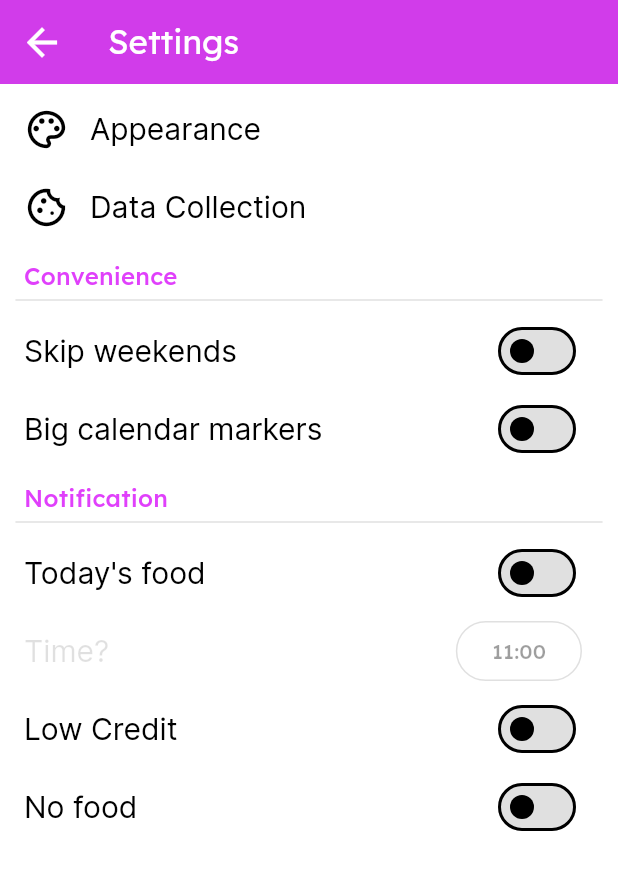
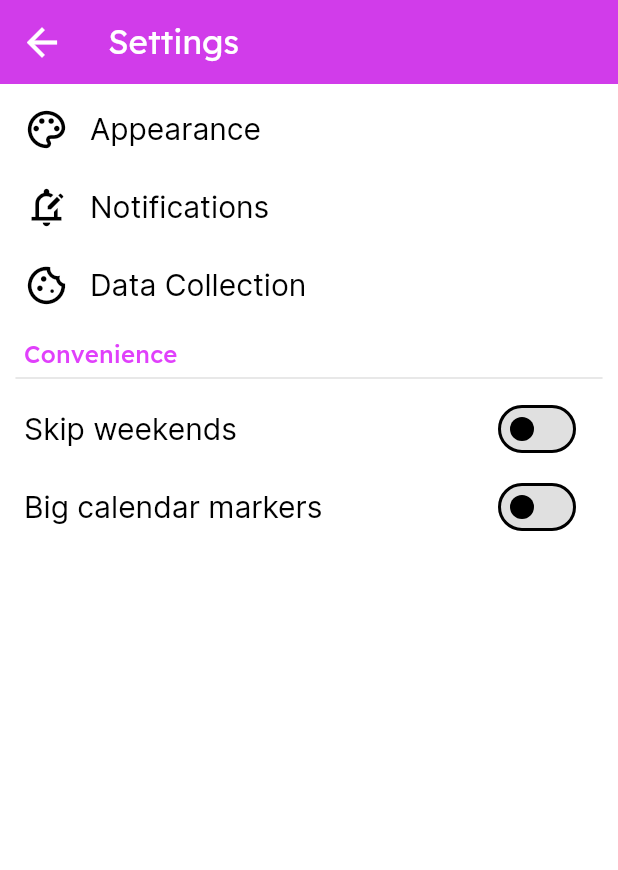
Before and after one commit to App-Elevate/AUT.aplikace-legacy, a Flutter app: the SettingsScreen screen opened directly, on a phone screen of 412 x 824 dp. Shown: the top 870 px of the screen. Run offline on Flutter 3.47's test engine with Material 3 defaults, Android fonts, the phone set to English and light mode, and no system bars; our stand-ins replace awesome_notifications, firebase_analytics, firebase_core, firebase_crashlytics, flutter_secure_storage, flutter_svg and 10 more; missing offline and left inert: background_fetch, canteenlib, enum_to_string, icons_flutter; accounts and stored records are empty; statements that could not run were skipped.

Commit message:
move notifications to own screen

```diff
--- a/lib/pages_new/settings.dart
+++ b/lib/pages_new/settings.dart
@@ -1,10 +1,10 @@
 import 'package:autojidelna/classes_enums/spacing.dart';
 import 'package:autojidelna/pages_new/appearance.dart';
 import 'package:autojidelna/pages_new/data_collection.dart';
+import 'package:autojidelna/pages_new/notifications.dart';
 import 'package:autojidelna/providers.dart';
 import 'package:autojidelna/shared_widgets/settings/custom_divider.dart';
 import 'package:autojidelna/shared_widgets/settings/section_title.dart';
-import 'package:autojidelna/shared_widgets/settings/time_picker_todays_food.dart';
 import 'package:flutter/material.dart';
 import 'package:provider/provider.dart';
 
@@ -23,6 +23,11 @@ class SettingsScreen extends StatelessWidget {
               leading: const Icon(Icons.palette_outlined),
               title: const Text("Appearance"),
               onTap: () => Navigator.of(context).push(MaterialPageRoute(builder: (context) => const AppearanceScreen())),
+            ),
+            ListTile(
+              leading: const Icon(Icons.edit_notifications_outlined),
+              title: const Text("Notifications"),
+              onTap: () async => Navigator.of(context).push(MaterialPageRoute(builder: (context) => const NotificationScreen())),
             ),
             ListTile(
               leading: const Icon(Icons.cookie_outlined),
@@ -50,25 +55,6 @@ class SettingsScreen extends StatelessWidget {
                 onChanged: bigCalendarMarkers.set,
               ),
             ),
-            // TODO: implement this
-            const SectionTitle("Notification"),
-            const TimePickerTodaysFoodTiles(),
-            Selector<NotificationPreferences, ({bool read, Function(bool) set})>(
-              selector: (_, p1) => (read: p1.lowCredit, set: p1.setLowCredit),
-              builder: (context, lowCredit, child) => SwitchListTile(
-                title: const Text("Low Credit"),
-                value: lowCredit.read,
-                onChanged: lowCredit.set,
-              ),
-            ),
-            Selector<NotificationPreferences, ({bool read, Function(bool) set})>(
-              selector: (_, p1) => (read: p1.weekLongFamine, set: p1.setWeekLongFamine),
-              builder: (context, weekLongFamine, child) => SwitchListTile(
-                title: const Text("No food"),
-                value: weekLongFamine.read,
-                onChanged: weekLongFamine.set,
-              ),
-            ),
           ],
         ),
       ),
```
Also changed, not shown: lib/pages_new/notifications.dart (added, +40 -0 lines).
